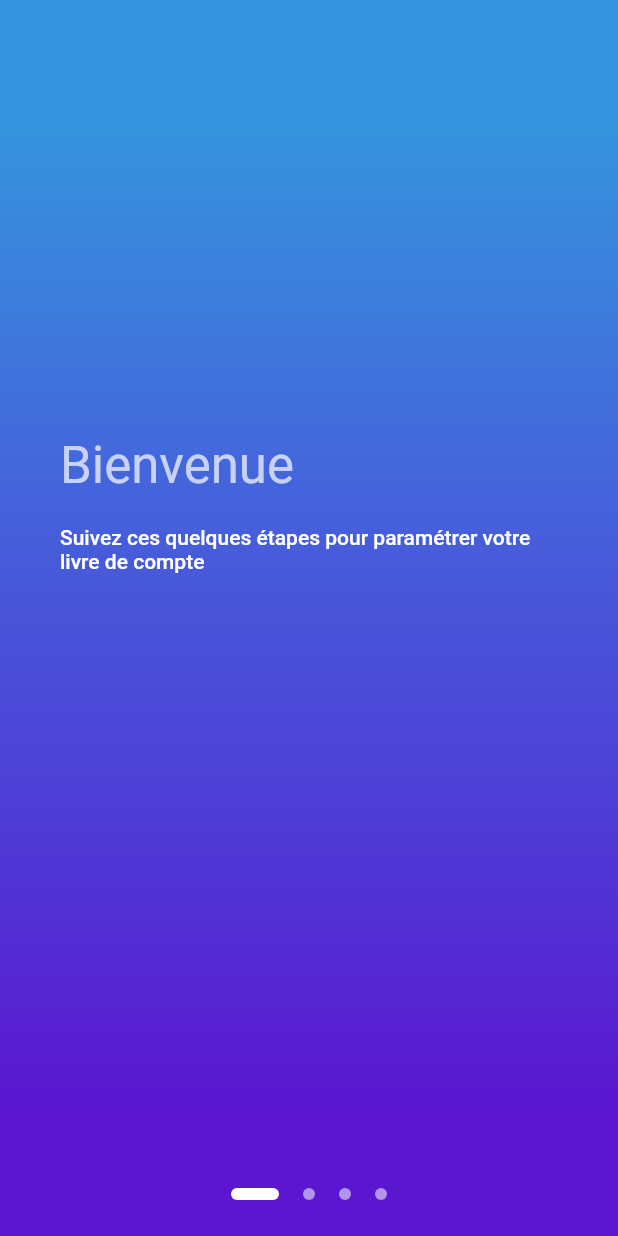
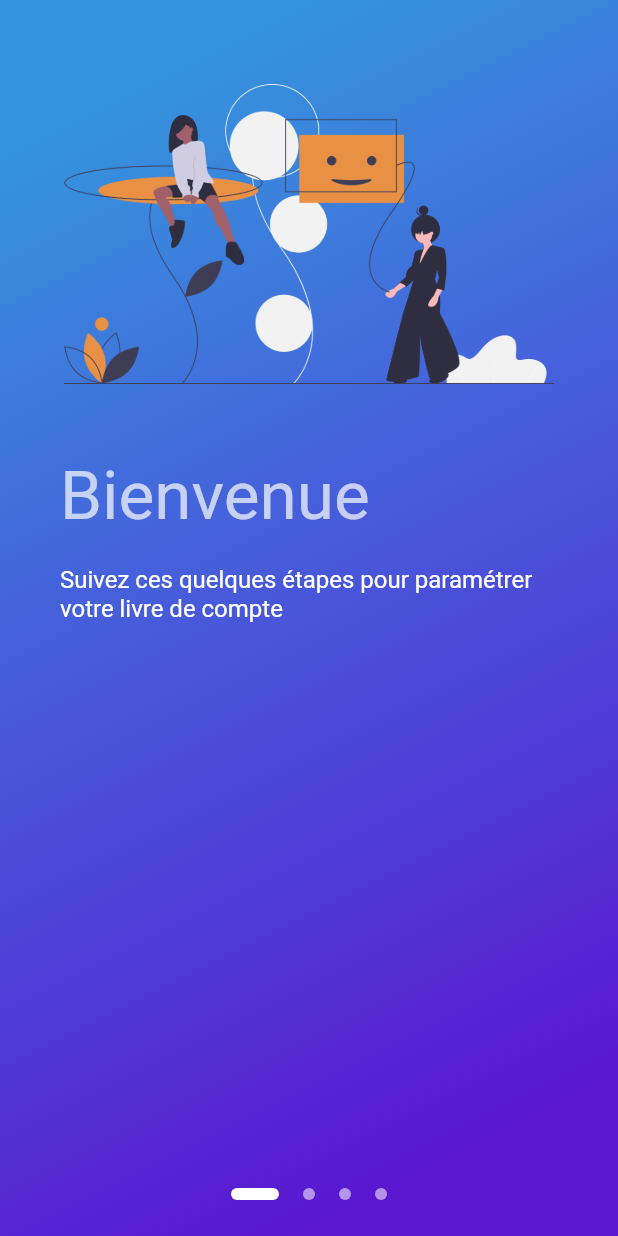
Before and after one commit to quentinlowette/treasurer, a Flutter app: the screen it shows after launch, on a phone screen of 412 x 824 dp. Run offline on Flutter 3.47's test engine with Material 2 defaults, Android fonts, the phone set to English and light mode, and no system bars; our stand-ins replace get_it, image_picker, sqflite, stacked; missing offline and left inert: firebase_ml_vision; accounts and stored records are empty.

Commit message:
refactor onboarding

```diff
--- a/lib/ui/views/account.v.dart
+++ b/lib/ui/views/account.v.dart
@@ -32,9 +32,8 @@ class _AccountViewState extends State<AccountView> {
     super.dispose();
   }
 
-  double get offset => _scrollController.hasClients
-    ? _scrollController.offset
-    : 0.0;
+  double get offset =>
+      _scrollController.hasClients ? _scrollController.offset : 0.0;
 
   double valueOrZero(double value) {
     return value >= 0 ? value : 0.0;
@@ -56,13 +55,13 @@ class _AccountViewState extends State<AccountView> {
                   child: !model.isLoaded
                       ? Center(
                           child: CircularProgressIndicator(
-                      backgroundColor: Colors.white,
-                    ))
-                  : Stack(
-                      children: <Widget>[
+                            backgroundColor: DefaultThemeColors.white,
+                          ),
+                        )
+                      : Stack(children: <Widget>[
                           ClipPath(
                             clipper: HeaderClipper(
-                            opening: valueOrZero(80.0 - offset/2),
+                              opening: valueOrZero(80.0 - offset / 2),
                             ),
                             child: Container(
                               height: 400.0 + offset,
@@ -91,20 +90,18 @@ class _AccountViewState extends State<AccountView> {
                                     return Padding(
                                       padding: EdgeInsets.only(bottom: 48.0),
                                       child: Opacity(
-                                    opacity: valueOrZero(1 - offset/100),
-                                    child: AccountHeader(model: model)
-                                  ),
+                                          opacity:
+                                              valueOrZero(1 - offset / 100),
+                                          child: AccountHeader(model: model)),
                                     );
                                   }
                                   index -= 2;
                                   return OperationTile(
                                     operation: model.operations[index],
-                                onTap: () =>
-                                    model.navigateToOperation(
+                                    onTap: () => model.navigateToOperation(
                                         model.operations[index]),
                                   );
-                            }
-                          ),
+                                }),
                           ),
                         ]),
                 ));
--- a/lib/ui/views/onboarding.v.dart
+++ b/lib/ui/views/onboarding.v.dart
@@ -3,7 +3,9 @@ import 'package:flutter/services.dart';
 import 'package:stacked/stacked.dart';
 import 'package:treasurer/core/viewmodels/onboarding.vm.dart';
 import 'package:treasurer/ui/colors.dart';
+import 'package:treasurer/ui/theme.dart';
 import 'package:treasurer/ui/widgets/buttons.dart';
+import 'package:treasurer/ui/widgets/page_indicator.dart';
 
 class OnboardingView extends StatefulWidget {
   @override
@@ -34,70 +36,7 @@ class _OnboardingViewState extends State<OnboardingView> {
   /// Controller of the cash amount input
   TextEditingController _cashAmountController = TextEditingController();
 
-  Widget _buildPageIndicator(bool isActive) {
-    return AnimatedContainer(
-      duration: Duration(milliseconds: 300),
-      margin: EdgeInsets.symmetric(horizontal: 8.0),
-      height: 8.0,
-      width: isActive ? 32.0 : 8.0,
-      decoration: BoxDecoration(
-        color: isActive ? DefaultThemeColors.white : DefaultThemeColors.white54,
-        borderRadius: BorderRadius.circular(12.0),
-      ),
-    );
-  }
-
-  Widget _buildPageIndicatorList() {
-    List<Widget> indicators = [];
-    for (int i = 0; i < _pageCount; i++) {
-      indicators.add(_buildPageIndicator(i == _currentPage));
-    }
-    return Row(
-      mainAxisAlignment: MainAxisAlignment.center,
-      children: indicators,
-    );
-  }
-
-  Widget _buildAmountForm({String title, TextEditingController controller}) {
-    return ListView(
-      children: <Widget>[
-        SizedBox(
-          height: 250.0,
-        ),
-        Text(title, style: Theme.of(context).accentTextTheme.bodyText1),
-        SizedBox(height: 16.0),
-        TextFormField(
-          decoration: InputDecoration(
-            hintText: "0.0",
-            fillColor: DefaultThemeColors.white,
-            filled: true,
-            border: OutlineInputBorder(
-              borderRadius: BorderRadius.circular(8.0),
-              borderSide: BorderSide(
-                style: BorderStyle.none,
-                width: 0.0,
-              )
-            ),
-          ),
-          textAlign: TextAlign.center,
-          style: Theme.of(context).textTheme.bodyText1,
-          keyboardType: TextInputType.number,
-          controller: controller,
-          validator: (value) {
-            Pattern amountPattern = r'^[1-9][0-9]*([\.,][0-9]+)?$';
-            RegExp amountRegex = RegExp(amountPattern);
-            if (!amountRegex.hasMatch(value)) {
-              return 'Please enter a valid amount';
-            }
-            return null;
-          },
-        ),
-        SizedBox(
-          height: 16.0,
-        ),
-      ],
-    );
-  }
+  RegExp _amountRegex = RegExp(r'^[1-9][0-9]*([\.,][0-9]+)?$');
 
   @override
   void dispose() {
@@ -116,7 +55,6 @@ class _OnboardingViewState extends State<OnboardingView> {
           body: AnnotatedRegion<SystemUiOverlayStyle>(
             value: SystemUiOverlayStyle.light.copyWith(
               statusBarColor: Colors.transparent,
-              // systemNavigationBarColor: Colors.transparent,
             ),
             child: Form(
               key: _formKey,
@@ -125,17 +63,7 @@ class _OnboardingViewState extends State<OnboardingView> {
                 children: <Widget>[
                   Container(
                     decoration: BoxDecoration(
-                      gradient: LinearGradient(
-                        begin: Alignment.topCenter,
-                        end: Alignment.bottomCenter,
-                        stops: [0.1, 0.4, 0.7, 0.9],
-                        colors: [
-                          DefaultThemeColors.blue1,
-                          DefaultThemeColors.blue2,
-                          DefaultThemeColors.blue3,
-                          DefaultThemeColors.blue4,
-                        ],
-                      ),
+                      gradient: CustomTheme.gradient,
                     ),
                   ),
                   SafeArea(
@@ -151,13 +79,20 @@ class _OnboardingViewState extends State<OnboardingView> {
                           padding: EdgeInsets.all(40.0),
                           child: ListView(
                             children: <Widget>[
-                              SizedBox(
-                                height: 250.0,
+                              Padding(
+                                padding: const EdgeInsets.only(
+                                  top: 16.0,
+                                  bottom: 48.0,
+                                ),
+                                child: Image.asset(
+                                    "assets/images/welcoming.png",
+                                    width: 200.0,
+                                    height: 200.0),
                               ),
                               Text(
                                 "Bienvenue",
                                 style:
-                                    Theme.of(context).accentTextTheme.headline4,
+                                    Theme.of(context).accentTextTheme.headline3,
                               ),
                               SizedBox(
                                 height: 20.0,
@@ -165,41 +100,128 @@ class _OnboardingViewState extends State<OnboardingView> {
                               Text(
                                 "Suivez ces quelques étapes pour paramétrer votre livre de compte",
                                 style:
-                                    Theme.of(context).accentTextTheme.bodyText1,
+                                    Theme.of(context).accentTextTheme.subtitle1,
                               ),
                             ],
                           ),
                         ),
                         Container(
                           padding: EdgeInsets.all(40.0),
-                          child: _buildAmountForm(
-                            title:
+                          child: ListView(
+                            children: <Widget>[
+                              Padding(
+                                padding: const EdgeInsets.only(
+                                  top: 16.0,
+                                  bottom: 48.0,
+                                ),
+                                child: Image.asset("assets/images/card.png",
+                                    width: 200.0, height: 200.0),
+                              ),
+                              Text(
                                 "Veuillez indiquer le montant initial de votre compte :",
-                            controller: _bankAmountController,
-                          ),
-                        ),
-                        Container(
-                          padding: EdgeInsets.all(40.0),
-                          child: _buildAmountForm(
-                            title:
-                                "Veuillez indiquer le montant initial de votre caisse :",
-                            controller: _cashAmountController,
+                                style:
+                                    Theme.of(context).accentTextTheme.subtitle1,
+                              ),
+                              SizedBox(height: 32.0),
+                              TextFormField(
+                                decoration: InputDecoration(
+                                  hintText: "0.0",
+                                  fillColor: DefaultThemeColors.white,
+                                  filled: true,
+                                  border: OutlineInputBorder(
+                                    borderRadius: BorderRadius.circular(8.0),
+                                    borderSide: BorderSide(
+                                      style: BorderStyle.none,
+                                      width: 0.0,
+                                    ),
+                                  ),
+                                ),
+                                textAlign: TextAlign.center,
+                                style: Theme.of(context).textTheme.bodyText1,
+                                keyboardType: TextInputType.number,
+                                controller: _bankAmountController,
+                                validator: (value) {
+                                  if (!_amountRegex.hasMatch(value)) {
+                                    return 'Veuillez entrer un montant correct';
+                                  }
+                                  return null;
+                                },
+                              ),
+                              // SizedBox(
+                              //   height: 16.0,
+                              // ),
+                            ],
                           ),
                         ),
                         Container(
                           padding: EdgeInsets.all(40.0),
                           child: ListView(
                             children: <Widget>[
-                              SizedBox(
-                                height: 250.0,
+                              Padding(
+                                padding: const EdgeInsets.only(
+                                  top: 16.0,
+                                  bottom: 48.0,
+                                ),
+                                child: Image.asset("assets/images/wallet.png",
+                                    width: 200.0, height: 200.0),
                               ),
                               Text(
-                                "Paramétrage terminé",
+                                "Veuillez indiquer le montant initial de votre caisse :",
                                 style:
-                                    Theme.of(context).accentTextTheme.headline4,
+                                    Theme.of(context).accentTextTheme.subtitle1,
                               ),
+                              SizedBox(height: 32.0),
+                              TextFormField(
+                                decoration: InputDecoration(
+                                  hintText: "0.0",
+                                  fillColor: DefaultThemeColors.white,
+                                  filled: true,
+                                  border: OutlineInputBorder(
+                                    borderRadius: BorderRadius.circular(8.0),
+                                    borderSide: BorderSide(
+                                      style: BorderStyle.none,
+                                      width: 0.0,
+                                    ),
+                                  ),
+                                ),
+                                textAlign: TextAlign.center,
+                                style: Theme.of(context).textTheme.bodyText1,
+                                keyboardType: TextInputType.number,
+                                controller: _cashAmountController,
+                                validator: (value) {
+                                  if (!_amountRegex.hasMatch(value)) {
+                                    return 'Veuillez entrer un montant correct';
+                                  }
+                                  return null;
+                                },
+                              ),
+                              // SizedBox(
+                              //   height: 16.0,
+                              // ),
+                            ],
+                          ),
+                        ),
+                        Container(
+                          padding: EdgeInsets.all(40.0),
+                          child: ListView(
+                            children: <Widget>[
+                              Padding(
+                                padding: const EdgeInsets.only(
+                                  top: 16.0,
+                                  bottom: 48.0,
+                                ),
+                                child: Image.asset(
+                                    "assets/images/completed.png",
+                                    width: 200.0,
+                                    height: 200.0),
+                              ),
+                              // Text(
+                              //   "Réglages terminés",
+                              //   style:
+                              //       Theme.of(context).accentTextTheme.headline3,
+                              // ),
                               SizedBox(
-                                height: 20.0,
+                                height: 120.0,
                               ),
                               CustomRaisedButton(
                                 onPressed: () {
@@ -225,7 +247,10 @@ class _OnboardingViewState extends State<OnboardingView> {
                     bottom: 24.0,
                     left: 0.0,
                     right: 0.0,
-                    child: _buildPageIndicatorList(),
+                    child: PageIndicators(
+                      pageCount: _pageCount,
+                      currentPageIndex: _currentPage,
+                    ),
                   ),
                 ],
               ),
--- /dev/null
+++ b/lib/ui/widgets/page_indicator.dart
@@ -0,0 +1,46 @@
+import 'package:flutter/material.dart';
+import 'package:treasurer/ui/colors.dart';
+
+class PageIndicator extends StatelessWidget {
+
+  final bool isActive;
+
+  const PageIndicator({Key key, this.isActive}) : super(key: key);
+
+  @override
+  Widget build(BuildContext context) {
+    return AnimatedContainer(
+      duration: Duration(milliseconds: 300),
+      margin: EdgeInsets.symmetric(horizontal: 8.0),
+      height: 8.0,
+      width: isActive ? 32.0 : 8.0,
+      decoration: BoxDecoration(
+        color: isActive ? DefaultThemeColors.white : DefaultThemeColors.white54,
+        borderRadius: BorderRadius.circular(12.0),
+      ),
+    );
+  }
+}
+
+class PageIndicators extends StatelessWidget {
+
+  final int pageCount;
+
+  final int currentPageIndex;
+
+  const PageIndicators({Key key, this.pageCount, this.currentPageIndex}) : super(key: key);
+
+  @override
+  Widget build(BuildContext context) {
+    List<Widget> indicators = [];
+    for (int i = 0; i < pageCount; i++) {
+      indicators.add(PageIndicator(
+        isActive: i == currentPageIndex
+      ));
+    }
+    return Row(
+      mainAxisAlignment: MainAxisAlignment.center,
+      children: indicators,
+    );
+  }
+}
```
Lines whose indentation alone changed are shown as unchanged.
